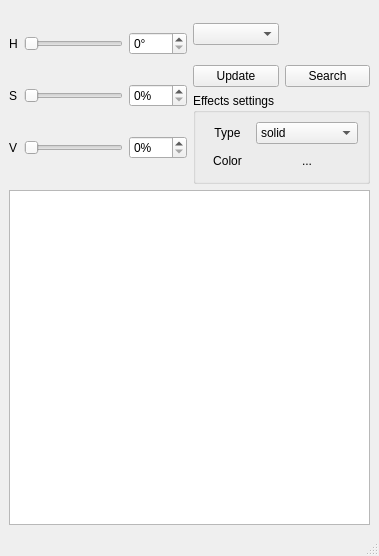
This is mainwindow.ui in PonchikCobaki/SCLED-public as Qt 5 draws it before an edit. The edited form follows.
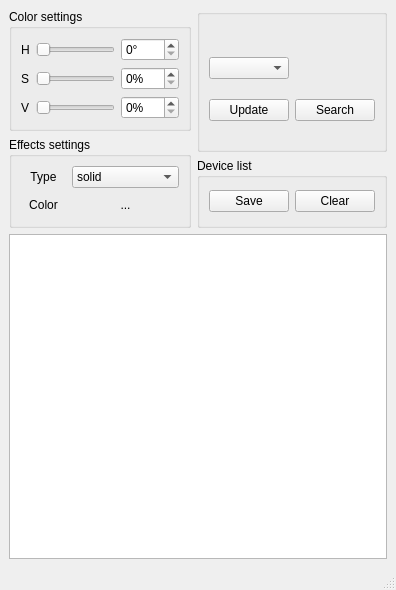
This is the edited form. Icons and pictures are not drawn.

Commit message: added save services in file, on buttons, sliders, bug fix

```diff
--- a/mainwindow.ui
+++ b/mainwindow.ui
@@ -6,8 +6,8 @@
    <rect>
     <x>0</x>
     <y>0</y>
-    <width>379</width>
-    <height>556</height>
+    <width>396</width>
+    <height>590</height>
    </rect>
   </property>
   <property name="sizePolicy">
@@ -17,8 +17,18 @@
    </sizepolicy>
   </property>
   <widget class="QWidget" name="centralwidget">
-   <layout class="QGridLayout" name="gridLayout_4">
-    <item row="0" column="0">
+   <layout class="QVBoxLayout" name="verticalLayout_7">
+    <item>
+     <layout class="QHBoxLayout" name="horizontalLayout_5">
+      <item>
+       <layout class="QVBoxLayout" name="verticalLayout_6">
+        <item>
+         <widget class="QGroupBox" name="groupBox_4">
+          <property name="title">
+           <string>Color settings</string>
+          </property>
+          <layout class="QVBoxLayout" name="verticalLayout_5">
+           <item>
      <layout class="QGridLayout" name="gridLayout">
       <item row="0" column="1">
        <widget class="QSlider" name="horizontalSliderHue">
@@ -36,7 +46,7 @@
          <string>°</string>
         </property>
         <property name="maximum">
-         <number>359</number>
+                <number>360</number>
         </property>
        </widget>
       </item>
@@ -103,9 +113,10 @@
       </item>
      </layout>
     </item>
-    <item row="0" column="1">
-     <layout class="QGridLayout" name="gridLayout_3">
-      <item row="2" column="0">
+          </layout>
+         </widget>
+        </item>
+        <item>
        <widget class="QGroupBox" name="groupBox">
         <property name="title">
          <string>Effects settings</string>
@@ -189,6 +200,12 @@
                <height>20</height>
               </size>
              </property>
+               <property name="maximumSize">
+                <size>
+                 <width>16777215</width>
+                 <height>16777215</height>
+                </size>
+               </property>
              <property name="text">
               <string>...</string>
              </property>
@@ -202,7 +219,17 @@
         </layout>
        </widget>
       </item>
-      <item row="1" column="0">
+       </layout>
+      </item>
+      <item>
+       <layout class="QVBoxLayout" name="verticalLayout_3">
+        <item>
+         <widget class="QGroupBox" name="groupBox_3">
+          <property name="title">
+           <string/>
+          </property>
+          <layout class="QVBoxLayout" name="verticalLayout_4">
+           <item>
        <layout class="QGridLayout" name="gridLayout_2">
         <item row="1" column="1">
          <widget class="QPushButton" name="deviceSearch">
@@ -335,8 +362,46 @@
        </layout>
       </item>
      </layout>
-    </item>
-    <item row="1" column="0" colspan="2">
+         </widget>
+        </item>
+        <item>
+         <widget class="QGroupBox" name="groupBox_2">
+          <property name="maximumSize">
+           <size>
+            <width>16777215</width>
+            <height>70</height>
+           </size>
+          </property>
+          <property name="title">
+           <string>Device list</string>
+          </property>
+          <layout class="QVBoxLayout" name="verticalLayout">
+           <item>
+            <layout class="QHBoxLayout" name="horizontalLayout_4">
+             <item>
+              <widget class="QPushButton" name="jsonSaveButton">
+               <property name="text">
+                <string>Save</string>
+               </property>
+              </widget>
+             </item>
+             <item>
+              <widget class="QPushButton" name="fileClearButton">
+               <property name="text">
+                <string>Clear</string>
+               </property>
+              </widget>
+             </item>
+            </layout>
+           </item>
+          </layout>
+         </widget>
+        </item>
+       </layout>
+      </item>
+     </layout>
+    </item>
+    <item>
      <widget class="QPlainTextEdit" name="plainTextEdit">
       <property name="sizePolicy">
        <sizepolicy hsizetype="MinimumExpanding" vsizetype="Expanding">
```
Left out of the diff: 36 changed lines with no effect on the pictures. Lines whose indentation alone changed are shown as unchanged. The commit also changes 4 other files.
